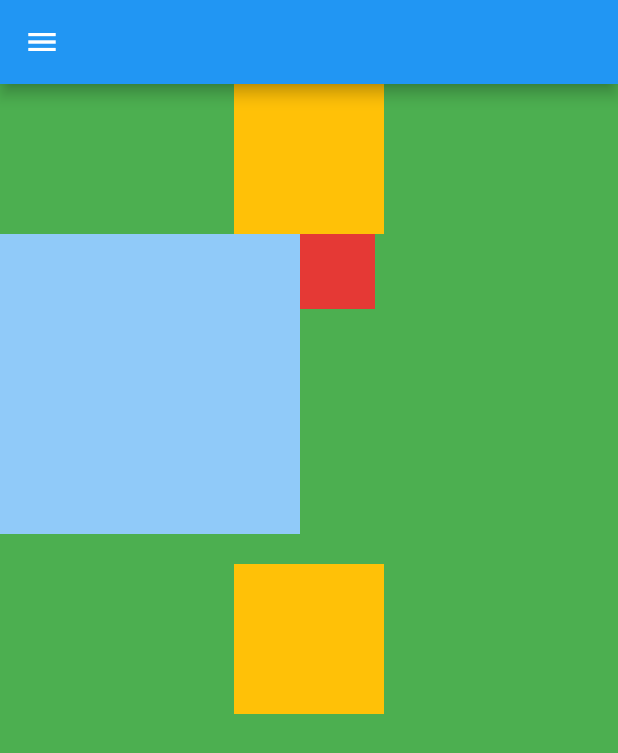
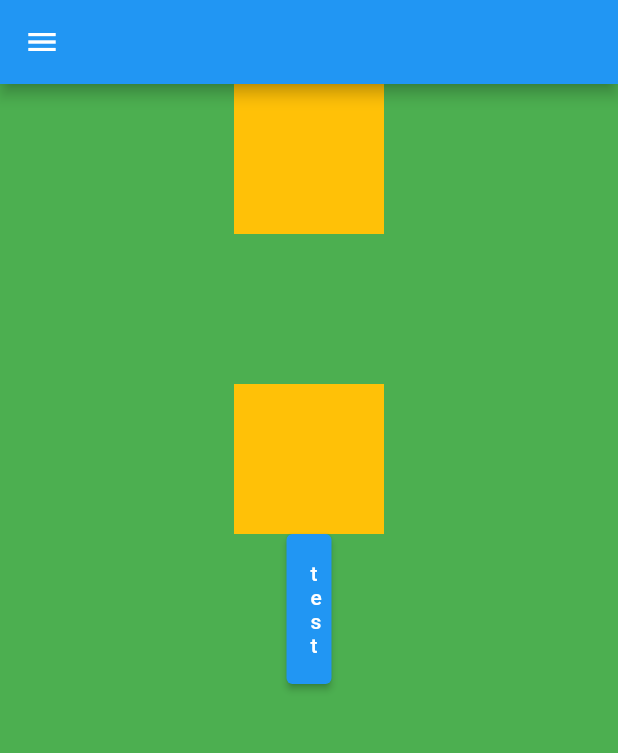
Before and after one commit to px64vk12/pbh_flutter_example, a Flutter app: the screen it shows after launch, on a phone screen of 412 x 824 dp. Shown: the top 753 px of the screen. Run offline on Flutter 3.47's test engine with Material 2 defaults, Android fonts, the phone set to English and light mode, and no system bars.

Commit message:
first commit

```diff
--- a/lib/main.dart
+++ b/lib/main.dart
@@ -33,29 +33,23 @@ class MyApp extends StatelessWidget {
                 width: 100,
                 color: Colors.amber,
               ),
-              Row(
-                crossAxisAlignment: // 정렬 방향을 설정 할 수 있습니다.
-                    CrossAxisAlignment.start, // 빨강이 위로온 것을 볼 수 있습니다.
-                children: [
-                  Container(
-                    height: 200,
-                    width: 200,
-                    color: Colors.blue[200],
-                  ),
-                  Container(
-                    height: 50,
-                    width: 50,
-                    color: Colors.red[600],
-                  ),
-                ],
+              //Sizedbox는 공간을 강제로 띄우거나
+              //위젯의 크기를 강제할 때 씁니다.
+              SizedBox(
+                height: 100,
+                width: 100,
               ),
-              // 위젯의 간격을 설정합니다.
-              Padding(
-                padding: const EdgeInsets.all(20.0),
-                child: Container(
-                  height: 100,
-                  width: 100,
-                  color: Colors.amber,
+              Container(
+                height: 100,
+                width: 100,
+                color: Colors.amber,
+              ),
+              SizedBox(
+                height: 100,
+                width: 30,
+                child: ElevatedButton(
+                  onPressed: () {},
+                  child: Text("test"),
                 ),
               ),
             ],
```
